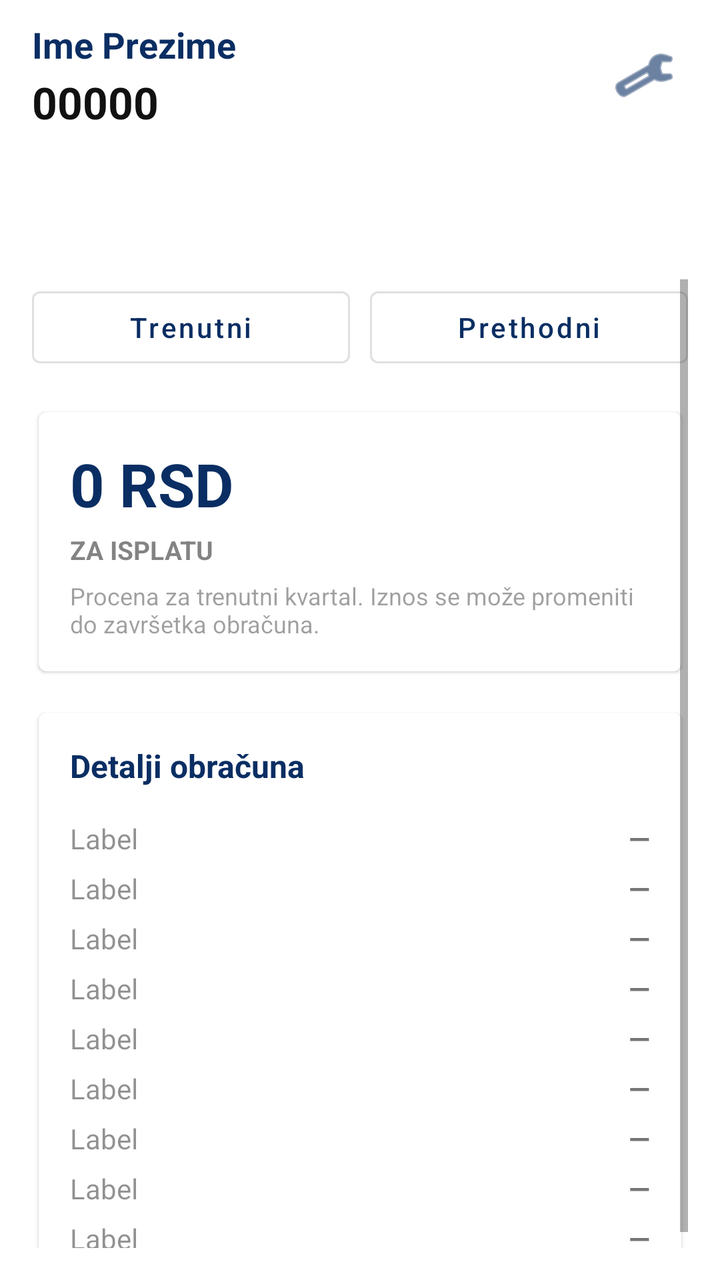
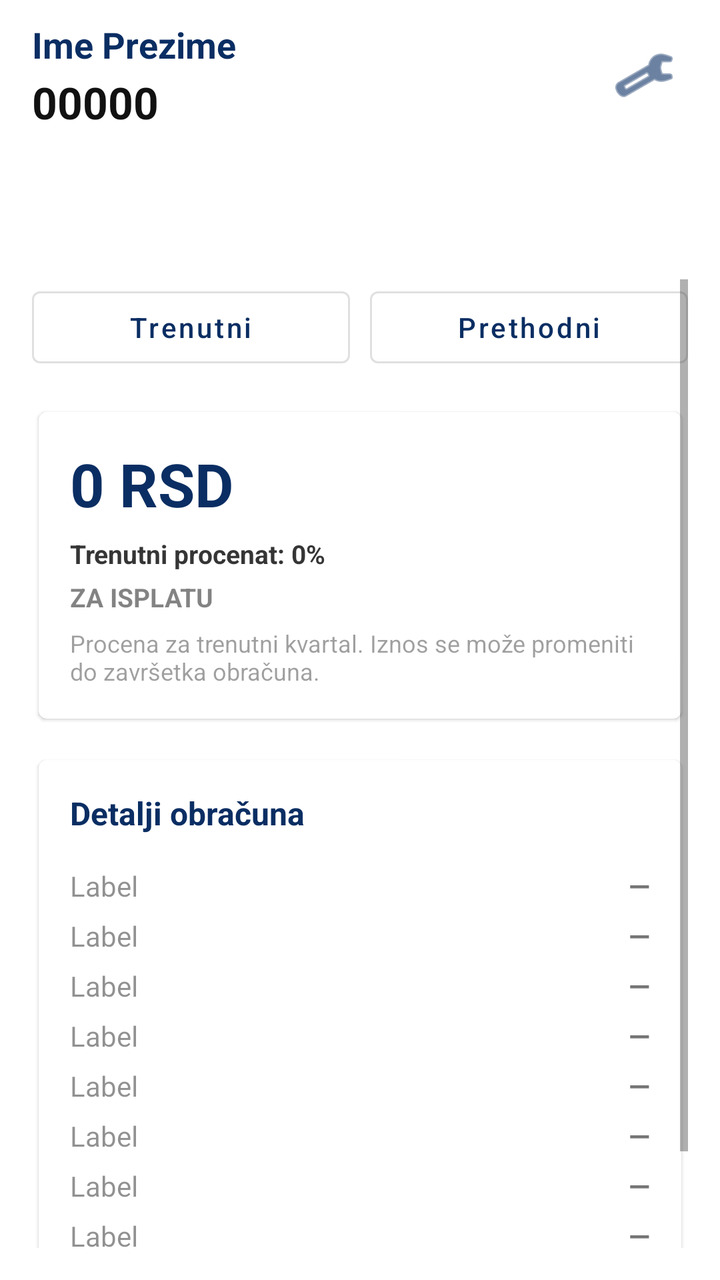

The first picture is an Android layout as it rendered before a commit; the second is the same layout after the commit. The layout source and the unified diff follow.
<!-- AndroidManifest.xml: application theme Theme.SmartStockLoyalty -->
<!-- res/layout/activity_dashboard.xml -->
<?xml version="1.0" encoding="utf-8"?>
<LinearLayout xmlns:android="http://schemas.android.com/apk/res/android"
    xmlns:app="http://schemas.android.com/apk/res-auto"
    android:id="@+id/root"
    android:layout_width="match_parent"
    android:layout_height="match_parent"
    android:orientation="vertical"
    android:background="#FFFFFF">

    
    <LinearLayout
        android:layout_width="match_parent"
        android:layout_height="wrap_content"
        android:paddingStart="16dp"
        android:paddingEnd="16dp"
        android:paddingTop="10dp"
        android:paddingBottom="10dp"
        android:orientation="horizontal"
        android:gravity="center_vertical">

        <LinearLayout
            android:layout_width="0dp"
            android:layout_height="wrap_content"
            android:layout_weight="1"
            android:orientation="vertical">

            <TextView
                android:id="@+id/tvName"
                android:layout_width="match_parent"
                android:layout_height="wrap_content"
                android:text="Ime Prezime"
                android:textStyle="bold"
                android:textSize="18sp"
                android:textColor="@color/brand_blue" />

            <TextView
                android:id="@+id/tvMemberNoBig"
                android:layout_width="match_parent"
                android:layout_height="wrap_content"
                android:text="00000"
                android:textStyle="bold"
                android:textSize="22sp"
                android:layout_marginTop="2dp"
                android:textColor="#111111" />
        </LinearLayout>

        <ImageButton
            android:id="@+id/btnSettings"
            android:layout_width="44dp"
            android:layout_height="44dp"
            android:background="?attr/selectableItemBackgroundBorderless"
            android:contentDescription="Podešavanja"
            android:padding="10dp"
            app:srcCompat="@android:drawable/ic_menu_manage"
            app:tint="@color/brand_blue" />
    </LinearLayout>

    
    <com.google.android.material.tabs.TabLayout
        android:id="@+id/tabMain"
        android:layout_width="match_parent"
        android:layout_height="wrap_content"
        app:tabIndicatorFullWidth="false"
        app:tabMode="fixed" />

    
    <FrameLayout
        android:layout_width="match_parent"
        android:layout_height="0dp"
        android:layout_weight="1">

        
        <ScrollView
            android:id="@+id/viewQuarters"
            android:layout_width="match_parent"
            android:layout_height="match_parent"
            android:fillViewport="true"
            android:padding="16dp">

            <LinearLayout
                android:layout_width="match_parent"
                android:layout_height="wrap_content"
                android:orientation="vertical">

                
                <LinearLayout
                    android:layout_width="match_parent"
                    android:layout_height="wrap_content"
                    android:orientation="horizontal"
                    android:gravity="center"
                    android:layout_marginBottom="14dp">

                    <com.google.android.material.button.MaterialButton
                        android:id="@+id/btnCurrent"
                        style="@style/Widget.MaterialComponents.Button.OutlinedButton"
                        android:layout_width="0dp"
                        android:layout_height="48dp"
                        android:layout_weight="1"
                        android:text="Trenutni"
                        android:textAllCaps="false" />

                    <com.google.android.material.button.MaterialButton
                        android:id="@+id/btnPrevious"
                        style="@style/Widget.MaterialComponents.Button.OutlinedButton"
                        android:layout_width="0dp"
                        android:layout_height="48dp"
                        android:layout_weight="1"
                        android:layout_marginStart="10dp"
                        android:text="Prethodni"
                        android:textAllCaps="false" />
                </LinearLayout>

                
                <com.google.android.material.card.MaterialCardView
                    android:id="@+id/blockCurrentBonus"
                    android:layout_width="match_parent"
                    android:layout_height="wrap_content"
                    app:cardUseCompatPadding="true"
                    android:layout_marginBottom="12dp">

                    <LinearLayout
                        android:layout_width="match_parent"
                        android:layout_height="wrap_content"
                        android:padding="16dp"
                        android:orientation="vertical">

                        <TextView
                            android:id="@+id/tvCurrentBonusValue"
                            android:layout_width="match_parent"
                            android:layout_height="wrap_content"
                            android:text="0 RSD"
                            android:textStyle="bold"
                            android:textSize="30sp"
                            android:textColor="@color/brand_blue" />

                        <TextView
                            android:id="@+id/tvCurrentBonusLabel"
                            android:layout_width="match_parent"
                            android:layout_height="wrap_content"
                            android:text="ZA ISPLATU"
                            android:textStyle="bold"
                            android:textSize="13sp"
                            android:layout_marginTop="4dp"
                            android:alpha="0.9" />

                        <TextView
                            android:id="@+id/tvCurrentBonusHint"
                            android:layout_width="match_parent"
                            android:layout_height="wrap_content"
                            android:text="Procena za trenutni kvartal. Iznos se može promeniti do završetka obračuna."
                            android:textSize="12sp"
                            android:layout_marginTop="6dp"
                            android:alpha="0.7" />

                    </LinearLayout>
                </com.google.android.material.card.MaterialCardView>

                
                <com.google.android.material.card.MaterialCardView
                    android:id="@+id/cardSpec"
                    android:layout_width="match_parent"
                    android:layout_height="wrap_content"
                    app:cardUseCompatPadding="true">

                    <LinearLayout
                        android:layout_width="match_parent"
                        android:layout_height="wrap_content"
                        android:padding="16dp"
                        android:orientation="vertical">

                        <TextView
                            android:layout_width="match_parent"
                            android:layout_height="wrap_content"
                            android:text="Detalji obračuna"
                            android:textStyle="bold"
                            android:textColor="@color/brand_blue"
                            android:textSize="16sp"
                            android:layout_marginBottom="10dp" />

                        <include
                            android:id="@+id/specRow0"
                            layout="@layout/row_spec_item" />

                        <include
                            android:id="@+id/specRow1"
                            layout="@layout/row_spec_item" />

                        <include
                            android:id="@+id/specRow2"
                            layout="@layout/row_spec_item" />

                        <include
                            android:id="@+id/specRow3"
                            layout="@layout/row_spec_item" />

                        <include
                            android:id="@+id/specRow4"
                            layout="@layout/row_spec_item" />

                        <include
                            android:id="@+id/specRow5"
                            layout="@layout/row_spec_item" />

                        <include
                            android:id="@+id/specRow6"
                            layout="@layout/row_spec_item" />

                        <include
                            android:id="@+id/specRow7"
                            layout="@layout/row_spec_item" />

                        <include
                            android:id="@+id/specRow8"
                            layout="@layout/row_spec_item" />

                    </LinearLayout>
                </com.google.android.material.card.MaterialCardView>

            </LinearLayout>
        </ScrollView>

        
        <LinearLayout
            android:id="@+id/viewPayouts"
            android:layout_width="match_parent"
            android:layout_height="match_parent"
            android:orientation="vertical"
            android:padding="16dp"
            android:visibility="gone">

            <TextView
                android:id="@+id/tvNoPayouts"
                android:layout_width="match_parent"
                android:layout_height="wrap_content"
                android:text="Trenutno nema isplata."
                android:gravity="center"
                android:alpha="0.75"
                android:layout_marginTop="30dp"
                android:visibility="gone" />

            <androidx.recyclerview.widget.RecyclerView
                android:id="@+id/rvPayouts"
                android:layout_width="match_parent"
                android:layout_height="match_parent"
                android:overScrollMode="never" />
        </LinearLayout>

    </FrameLayout>

</LinearLayout>
<!-- res/layout/row_spec_item.xml (included above) -->
<?xml version="1.0" encoding="utf-8"?>
<LinearLayout xmlns:android="http://schemas.android.com/apk/res/android"
    android:layout_width="match_parent"
    android:layout_height="wrap_content"
    android:orientation="horizontal"
    android:layout_marginTop="6dp">

    <TextView
        android:id="@+id/tvLabel"
        android:layout_width="0dp"
        android:layout_height="wrap_content"
        android:layout_weight="1"
        android:text="Label"
        android:alpha="0.8" />

    <TextView
        android:id="@+id/tvValue"
        android:layout_width="wrap_content"
        android:layout_height="wrap_content"
        android:textStyle="bold"
        android:text="—" />
</LinearLayout>
<!-- resources referenced by this layout -->
<resources>
  <color name="brand_blue">#0A2E63</color>
  <style name="Theme.SmartStockLoyalty" parent="Theme.MaterialComponents.Light.NoActionBar">
          
          <item name="colorPrimary">@color/brand_blue</item>
          <item name="colorPrimaryVariant">@color/brand_blue</item>
          <item name="colorOnPrimary">@android:color/white</item>
  
          <item name="colorSecondary">@color/brand_blue</item>
          <item name="colorSecondaryVariant">@color/brand_blue</item>
          <item name="colorOnSecondary">@android:color/white</item>
  
          
          <item name="android:windowBackground">@android:color/white</item>
  
          
          
      </style>
</resources>

<!-- the commit's change to res/layout/activity_dashboard.xml (unified diff, before → after) -->
@@ -134,6 +134,17 @@
                             android:textColor="@color/brand_blue" />
 
                         <TextView
+                            android:id="@+id/tvCurrentPercent"
+                            android:layout_width="match_parent"
+                            android:layout_height="wrap_content"
+                            android:text="Trenutni procenat: 0%"
+                            android:textStyle="bold"
+                            android:textSize="13sp"
+                            android:layout_marginTop="6dp"
+                            android:alpha="0.85"
+                            android:textColor="#111111" />
+
+                        <TextView
                             android:id="@+id/tvCurrentBonusLabel"
                             android:layout_width="match_parent"
                             android:layout_height="wrap_content"
@@ -211,6 +222,10 @@
 
                         <include
                             android:id="@+id/specRow8"
+                            layout="@layout/row_spec_item" />
+
+                        <include
+                            android:id="@+id/specRow9"
                             layout="@layout/row_spec_item" />
 
                     </LinearLayout>
